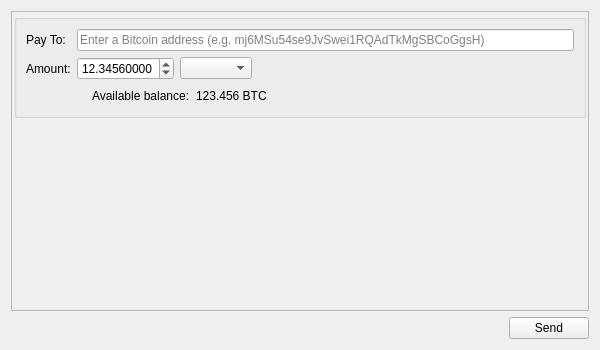
Old version of the form ui/forms/sendcoinspage.ui in the repository chromaway/ngcccbase.
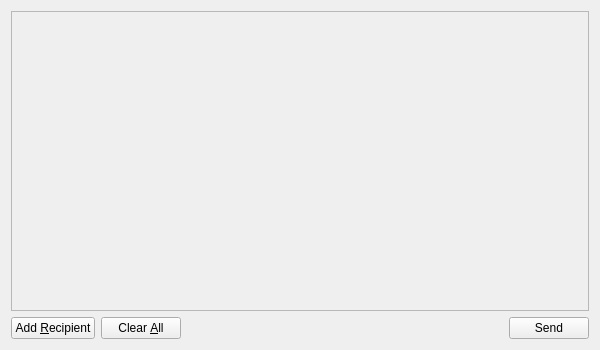
New version of the form.

Commit message: add entry to sendcoinspage

Diff of the .ui file:
```diff
--- a/ui/forms/sendcoinspage.ui
+++ b/ui/forms/sendcoinspage.ui
@@ -33,130 +33,7 @@
         <number>2</number>
        </property>
        <item>
-        <widget class="QGroupBox" name="groupBox">
-         <property name="sizePolicy">
-          <sizepolicy hsizetype="Preferred" vsizetype="Preferred">
-           <horstretch>0</horstretch>
-           <verstretch>0</verstretch>
-          </sizepolicy>
-         </property>
-         <property name="title">
-          <string/>
-         </property>
-         <layout class="QFormLayout" name="topLayout">
-          <property name="sizeConstraint">
-           <enum>QLayout::SetDefaultConstraint</enum>
-          </property>
-          <property name="fieldGrowthPolicy">
-           <enum>QFormLayout::ExpandingFieldsGrow</enum>
-          </property>
-          <item row="1" column="0">
-           <widget class="QLabel" name="label">
-            <property name="text">
-             <string>Pay To:</string>
-            </property>
-           </widget>
-          </item>
-          <item row="1" column="1">
-           <layout class="QHBoxLayout" name="horizontalLayout_2">
-            <item>
-             <widget class="QLineEdit" name="edt_address">
-              <property name="placeholderText">
-               <string>Enter a Bitcoin address (e.g. mj6MSu54se9JvSwei1RQAdTkMgSBCoGgsH)</string>
-              </property>
-             </widget>
-            </item>
-           </layout>
-          </item>
-          <item row="2" column="0">
-           <widget class="QLabel" name="label_2">
-            <property name="text">
-             <string>Amount:</string>
-            </property>
-           </widget>
-          </item>
-          <item row="2" column="1">
-           <layout class="QHBoxLayout" name="horizontalLayout_3">
-            <item>
-             <widget class="QDoubleSpinBox" name="edt_amount">
-              <property name="sizePolicy">
-               <sizepolicy hsizetype="Maximum" vsizetype="Fixed">
-                <horstretch>0</horstretch>
-                <verstretch>0</verstretch>
-               </sizepolicy>
-              </property>
-              <property name="cursor">
-               <cursorShape>IBeamCursor</cursorShape>
-              </property>
-              <property name="decimals">
-               <number>8</number>
-              </property>
-              <property name="singleStep">
-               <double>0.001000000000000</double>
-              </property>
-              <property name="value">
-               <double>12.345599999999999</double>
-              </property>
-             </widget>
-            </item>
-            <item>
-             <widget class="QComboBox" name="cb_monikers">
-              <property name="sizePolicy">
-               <sizepolicy hsizetype="Maximum" vsizetype="Fixed">
-                <horstretch>0</horstretch>
-                <verstretch>0</verstretch>
-               </sizepolicy>
-              </property>
-             </widget>
-            </item>
-           </layout>
-          </item>
-          <item row="3" column="1">
-           <layout class="QHBoxLayout" name="horizontalLayout_4">
-            <item>
-             <spacer name="horizontalSpacer_2">
-              <property name="orientation">
-               <enum>Qt::Horizontal</enum>
-              </property>
-              <property name="sizeType">
-               <enum>QSizePolicy::Fixed</enum>
-              </property>
-              <property name="sizeHint" stdset="0">
-               <size>
-                <width>15</width>
-                <height>20</height>
-               </size>
-              </property>
-             </spacer>
-            </item>
-            <item>
-             <widget class="QLabel" name="label_3">
-              <property name="font">
-               <font>
-                <pointsize>9</pointsize>
-               </font>
-              </property>
-              <property name="text">
-               <string>Available balance:</string>
-              </property>
-             </widget>
-            </item>
-            <item>
-             <widget class="QLabel" name="lbl_availaleBalance">
-              <property name="font">
-               <font>
-                <pointsize>9</pointsize>
-               </font>
-              </property>
-              <property name="text">
-               <string>123.456 BTC</string>
-              </property>
-             </widget>
-            </item>
-           </layout>
-          </item>
-         </layout>
-        </widget>
+        <layout class="QVBoxLayout" name="entries"/>
        </item>
        <item>
         <spacer name="verticalSpacer">
@@ -180,6 +57,20 @@
    </item>
    <item>
     <layout class="QHBoxLayout" name="horizontalLayout">
+     <item>
+      <widget class="QPushButton" name="btnAddRecipient">
+       <property name="text">
+        <string>Add &amp;Recipient</string>
+       </property>
+      </widget>
+     </item>
+     <item>
+      <widget class="QPushButton" name="btnClearAll">
+       <property name="text">
+        <string>Clear &amp;All</string>
+       </property>
+      </widget>
+     </item>
      <item>
       <spacer name="horizontalSpacer">
        <property name="orientation">
```
Left out of the diff: 8 changed lines with no effect on the pictures. The commit also changes 8 other files.
